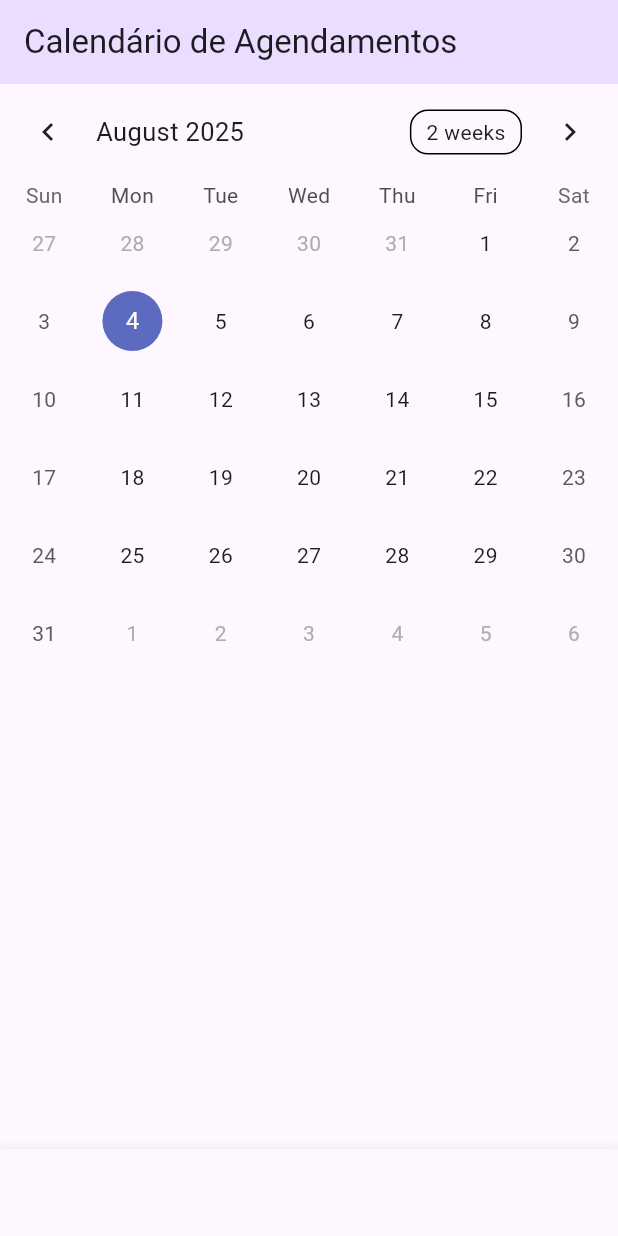
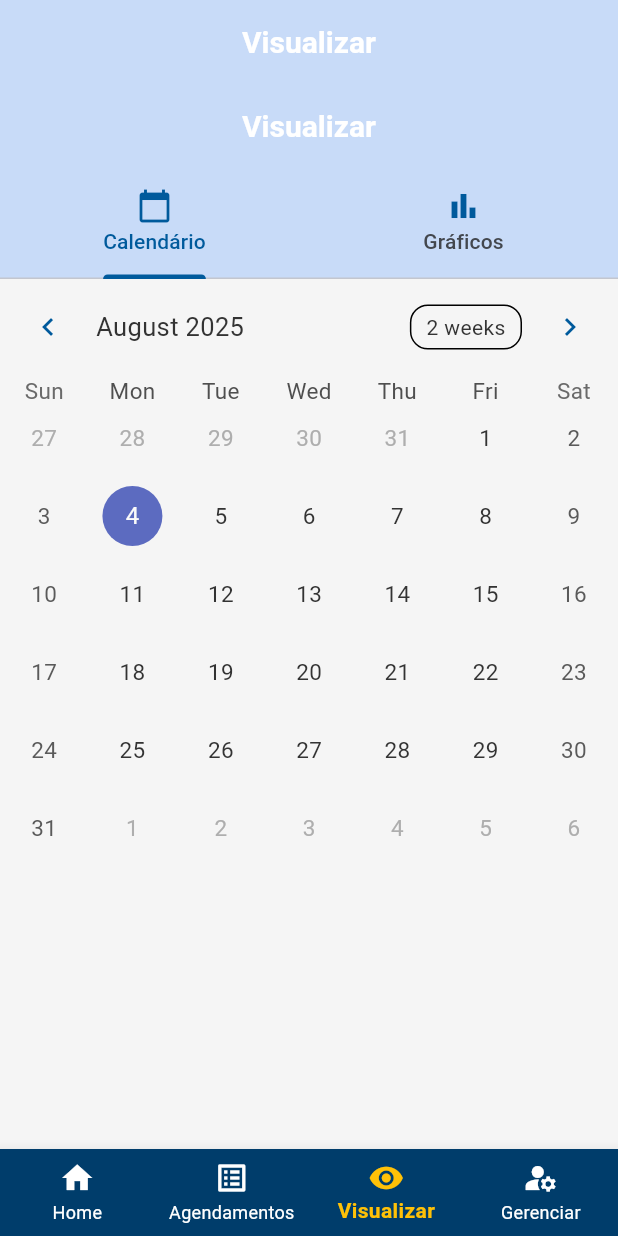
Before and after one commit to ataidepaiva/agendamento_app, a Flutter app: the AdminDashboardPage screen opened by its route, item 3 of the bottom bar chosen, on a phone screen of 412 x 824 dp. Run offline on Flutter 3.47's test engine with Material 3 defaults, Android fonts, the phone set to English and light mode, and no system bars; drawn by our look-alikes of table_calendar; our stand-ins replace cloud_firestore, firebase_auth, firebase_core, fl_chart, go_router, syncfusion_flutter_calendar; accounts and stored records are empty.

Commit message:
feat: Implementa botao 'Visualizar' e corrige barras de titulo duplicadas. Refatora navegacao e ajusta tema.

```diff
--- a/lib/core/theme/app_theme.dart
+++ b/lib/core/theme/app_theme.dart
@@ -68,13 +68,13 @@ final ThemeData appTheme = ThemeData(
       textStyle: const TextStyle(fontSize: 15, fontWeight: FontWeight.w600),
     ),
   ),
-  bottomNavigationBarTheme: const BottomNavigationBarThemeData(
-    backgroundColor: Color(0xFF003D6B), // A darker shade for background
-    selectedItemColor: Colors.white,
-    unselectedItemColor: Colors.white70, // Slightly less prominent for unselected
+  bottomNavigationBarTheme: BottomNavigationBarThemeData(
+    backgroundColor: const Color(0xFF003D6B), // Azul escuro corporativo
+    selectedItemColor: Colors.amber,
+    unselectedItemColor: Colors.white, // Itens não selecionados brancos
     type: BottomNavigationBarType.fixed, // Ensure all items are visible
-    selectedLabelStyle: TextStyle(fontWeight: FontWeight.bold),
-    unselectedLabelStyle: TextStyle(fontWeight: FontWeight.normal),
+    selectedLabelStyle: TextStyle(fontWeight: FontWeight.bold, color: Colors.amber),
+    unselectedLabelStyle: TextStyle(fontWeight: FontWeight.normal, color: Colors.white),
   ),
   textTheme: const TextTheme(
     headlineSmall: TextStyle(
--- a/lib/pages/admin/admin_dashboard_page.dart
+++ b/lib/pages/admin/admin_dashboard_page.dart
@@ -1,9 +1,8 @@
 import 'package:flutter/material.dart';
-import 'package:agendamento_app/pages/admin/gerenciar_agendamentos_page.dart';
-import 'package:agendamento_app/pages/admin/gerenciar_calendario_page.dart';
-import 'package:agendamento_app/pages/admin/graficos_page.dart';
 import 'package:agendamento_app/pages/admin/admin_home_content_page.dart';
 import 'package:agendamento_app/pages/admin/gerenciar_page.dart';
+import 'package:agendamento_app/pages/admin/visualizar_page.dart';
+import 'package:agendamento_app/pages/admin/gerenciar_agendamentos_page.dart';
 
 class AdminDashboardPage extends StatefulWidget {
   const AdminDashboardPage({super.key});
@@ -18,16 +17,14 @@ class _AdminDashboardPageState extends State<AdminDashboardPage> {
   static const List<Widget> _widgetOptions = <Widget>[
     AdminHomeContentPage(),
     GerenciarAgendamentosPage(),
-    GerenciarCalendarioPage(),
-    GraficosPage(),
+    VisualizarPage(),
     GerenciarPage(),
   ];
 
   static const List<String> _widgetTitles = <String>[
     'Painel Administrativo',
     'Gerenciar Agendamentos',
-    'Calendário de Agendamentos',
-    'Gráficos e Estatísticas',
+    'Visualizar',
     'Gerenciar',
   ];
 
@@ -59,12 +56,8 @@ class _AdminDashboardPageState extends State<AdminDashboardPage> {
             label: 'Agendamentos',
           ),
           BottomNavigationBarItem(
-            icon: Icon(Icons.calendar_today),
-            label: 'Calendário',
-          ),
-          BottomNavigationBarItem(
-            icon: Icon(Icons.bar_chart),
-            label: 'Gráficos',
+            icon: Icon(Icons.visibility),
+            label: 'Visualizar',
           ),
           BottomNavigationBarItem(
             icon: Icon(Icons.manage_accounts),
--- a/lib/pages/admin/gerenciar_calendario_page.dart
+++ b/lib/pages/admin/gerenciar_calendario_page.dart
@@ -30,7 +30,9 @@ class GerenciarCalendarioPageState extends State<GerenciarCalendarioPage> {
         final data = doc.data();
         final status = data['status']?.toLowerCase();
         if (status == 'confirmado' || status == 'concluido') {
-          final dataViagem = (data['dataViagem'] as Timestamp).toDate();
+          final dataViagemTimestamp = data['dataViagem'] as Timestamp?;
+          if (dataViagemTimestamp == null) continue; // Pula se dataViagem for nula
+          final dataViagem = dataViagemTimestamp.toDate();
           final diaUtc = DateTime.utc(
             dataViagem.year,
             dataViagem.month,
--- /dev/null
+++ b/lib/pages/admin/visualizar_page.dart
@@ -0,0 +1,37 @@
+import 'package:flutter/material.dart';
+import 'package:agendamento_app/pages/admin/gerenciar_calendario_page.dart';
+import 'package:agendamento_app/pages/admin/graficos_page.dart';
+
+class VisualizarPage extends StatefulWidget {
+  const VisualizarPage({super.key});
+
+  @override
+  State<VisualizarPage> createState() => _VisualizarPageState();
+}
+
+class _VisualizarPageState extends State<VisualizarPage> {
+  @override
+  Widget build(BuildContext context) {
+    return DefaultTabController(
+      length: 2, // Número de abas (Calendário e Gráficos)
+      child: Scaffold(
+        appBar: AppBar(
+          title: const Text('Visualizar'),
+          backgroundColor: Theme.of(context).colorScheme.primaryContainer,
+          bottom: const TabBar(
+            tabs: [
+              Tab(text: 'Calendário', icon: Icon(Icons.calendar_today)),
+              Tab(text: 'Gráficos', icon: Icon(Icons.bar_chart)),
+            ],
+          ),
+        ),
+        body: const TabBarView(
+          children: [
+            GerenciarCalendarioPage(),
+            GraficosPage(),
+          ],
+        ),
+      ),
+    );
+  }
+}
```
Also changed, not shown: lib/main.dart (+2 -8 lines). Lines whose indentation alone changed are shown as unchanged.
